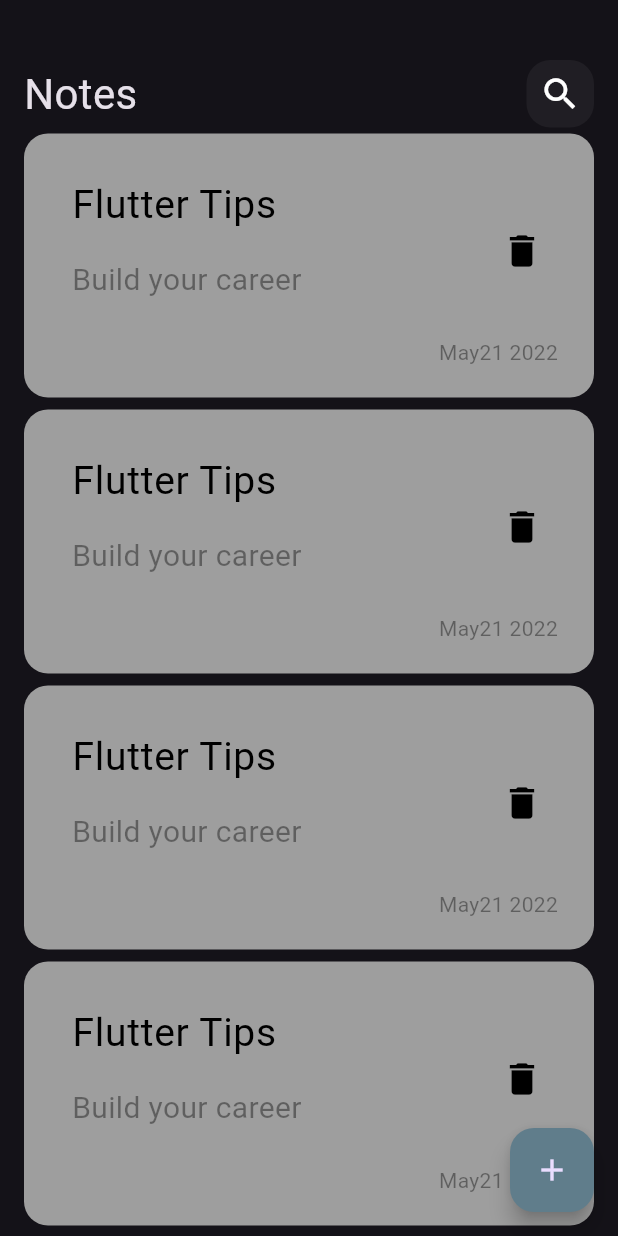
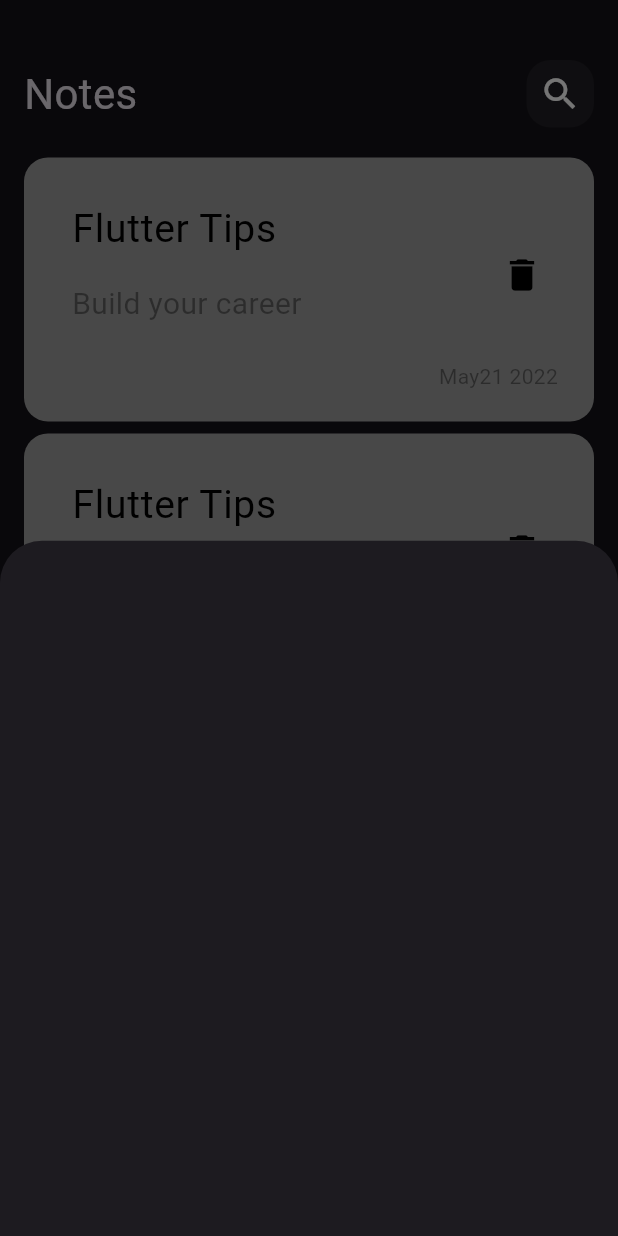
Before and after one commit to yasminamo/Notes-app, a Flutter app: the screen it shows after launch, after a tap on the "add" icon, on a phone screen of 412 x 824 dp. Run offline on Flutter 3.47's test engine with Material 3 defaults, Android fonts, the phone set to English and light mode, and no system bars.

Commit message:
add note bottom sheet

```diff
--- /dev/null
+++ b/lib/views/Widgets/add_note_bottom_sheet.dart
@@ -0,0 +1,10 @@
+import 'package:flutter/material.dart';
+
+class AddNoteBottomSheet extends StatelessWidget {
+  const AddNoteBottomSheet({super.key});
+
+  @override
+  Widget build(BuildContext context) {
+    return Container();
+  }
+}
--- a/lib/views/Widgets/notes_list_view.dart
+++ b/lib/views/Widgets/notes_list_view.dart
@@ -6,13 +6,17 @@ class NoteListView extends StatelessWidget {
 
   @override
   Widget build(BuildContext context) {
-    return ListView.builder(
+    return Padding(
+      padding: const EdgeInsets.symmetric(vertical: 16),
+      child: ListView.builder(
+        padding: EdgeInsets.zero,
         itemBuilder: (context, index) {
           return const Padding(
             padding: EdgeInsets.symmetric(vertical: 4),
             child: NoteItem(),
           );
         },
+      ),
     );
   }
 }
--- a/lib/views/notes_view.dart
+++ b/lib/views/notes_view.dart
@@ -1,4 +1,5 @@
 import 'package:flutter/material.dart';
+import 'package:note_app/views/Widgets/add_note_bottom_sheet.dart';
 import 'package:note_app/views/Widgets/notes_view_body.dart';
 
 class NotesView extends StatelessWidget {
@@ -8,7 +9,13 @@ class NotesView extends StatelessWidget {
   Widget build(BuildContext context) {
     return Scaffold(
       floatingActionButton: FloatingActionButton(
-        onPressed: () {},
+        onPressed: () {
+          showModalBottomSheet(
+              context: context,
+              builder: (context) {
+                return AddNoteBottomSheet();
+              });
+        },
         backgroundColor: Colors.blueGrey,
         child: const Icon(
           Icons.add,
```
Lines whose indentation alone changed are shown as unchanged.
